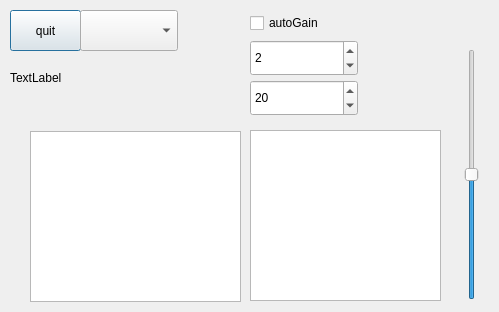
Above: example-7/client/widget.ui from JvanKatwijk/dab-cmdline before the change. Below: the same form after it.
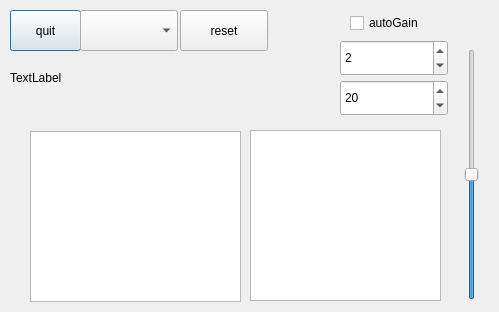
That is the form after the change.

```diff
--- a/example-7/client/widget.ui
+++ b/example-7/client/widget.ui
@@ -54,7 +54,7 @@
     <rect>
      <x>10</x>
      <y>70</y>
-     <width>241</width>
+     <width>311</width>
      <height>16</height>
     </rect>
    </property>
@@ -104,7 +104,7 @@
   <widget class="QSpinBox" name="lnaState">
    <property name="geometry">
     <rect>
-     <x>250</x>
+     <x>340</x>
      <y>40</y>
      <width>108</width>
      <height>36</height>
@@ -117,7 +117,7 @@
   <widget class="QSpinBox" name="ifgainReduction">
    <property name="geometry">
     <rect>
-     <x>250</x>
+     <x>340</x>
      <y>80</y>
      <width>108</width>
      <height>36</height>
@@ -133,7 +133,7 @@
   <widget class="QCheckBox" name="autogainButton">
    <property name="geometry">
     <rect>
-     <x>250</x>
+     <x>350</x>
      <y>10</y>
      <width>94</width>
      <height>26</height>
@@ -143,6 +143,19 @@
     <string>autoGain</string>
    </property>
   </widget>
+  <widget class="QPushButton" name="resetButton">
+   <property name="geometry">
+    <rect>
+     <x>180</x>
+     <y>10</y>
+     <width>88</width>
+     <height>41</height>
+    </rect>
+   </property>
+   <property name="text">
+    <string>reset</string>
+   </property>
+  </widget>
  </widget>
  <resources/>
  <connections/>
```
